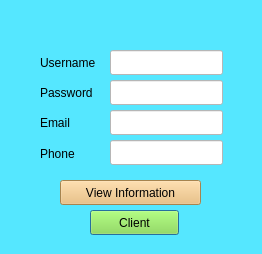
First picture: the form in ChatServer/homepage.ui, repository wmbb123/Chat-Server, before the edit.
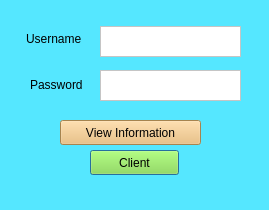
Second picture: the form after the edit.

Patch:
```diff
--- a/ChatServer/homepage.ui
+++ b/ChatServer/homepage.ui
@@ -6,8 +6,8 @@
    <rect>
     <x>0</x>
     <y>0</y>
-    <width>262</width>
-    <height>254</height>
+    <width>269</width>
+    <height>210</height>
    </rect>
   </property>
   <property name="windowTitle">
@@ -20,7 +20,7 @@
    <property name="geometry">
     <rect>
      <x>90</x>
-     <y>210</y>
+     <y>150</y>
      <width>89</width>
      <height>25</height>
     </rect>
@@ -35,8 +35,8 @@
   <widget class="QLabel" name="label">
    <property name="geometry">
     <rect>
-     <x>40</x>
-     <y>54</y>
+     <x>26</x>
+     <y>30</y>
      <width>71</width>
      <height>17</height>
     </rect>
@@ -48,8 +48,8 @@
   <widget class="QLabel" name="label_2">
    <property name="geometry">
     <rect>
-     <x>40</x>
-     <y>84</y>
+     <x>30</x>
+     <y>76</y>
      <width>67</width>
      <height>17</height>
     </rect>
@@ -58,89 +58,11 @@
     <string>Password</string>
    </property>
   </widget>
-  <widget class="QLabel" name="label_3">
-   <property name="geometry">
-    <rect>
-     <x>40</x>
-     <y>114</y>
-     <width>67</width>
-     <height>17</height>
-    </rect>
-   </property>
-   <property name="text">
-    <string>Email</string>
-   </property>
-  </widget>
-  <widget class="QLabel" name="label_4">
-   <property name="geometry">
-    <rect>
-     <x>40</x>
-     <y>145</y>
-     <width>67</width>
-     <height>17</height>
-    </rect>
-   </property>
-   <property name="text">
-    <string>Phone</string>
-   </property>
-  </widget>
-  <widget class="QLineEdit" name="lineEdit">
-   <property name="geometry">
-    <rect>
-     <x>110</x>
-     <y>50</y>
-     <width>113</width>
-     <height>25</height>
-    </rect>
-   </property>
-   <property name="styleSheet">
-    <string notr="true">background-color: rgb(255, 255, 255);</string>
-   </property>
-  </widget>
-  <widget class="QLineEdit" name="lineEdit_2">
-   <property name="geometry">
-    <rect>
-     <x>110</x>
-     <y>80</y>
-     <width>113</width>
-     <height>25</height>
-    </rect>
-   </property>
-   <property name="styleSheet">
-    <string notr="true">background-color: rgb(255, 255, 255);</string>
-   </property>
-  </widget>
-  <widget class="QLineEdit" name="lineEdit_3">
-   <property name="geometry">
-    <rect>
-     <x>110</x>
-     <y>110</y>
-     <width>113</width>
-     <height>25</height>
-    </rect>
-   </property>
-   <property name="styleSheet">
-    <string notr="true">background-color: rgb(255, 255, 255);</string>
-   </property>
-  </widget>
-  <widget class="QLineEdit" name="lineEdit_4">
-   <property name="geometry">
-    <rect>
-     <x>110</x>
-     <y>140</y>
-     <width>113</width>
-     <height>25</height>
-    </rect>
-   </property>
-   <property name="styleSheet">
-    <string notr="true">background-color: rgb(255, 255, 255);</string>
-   </property>
-  </widget>
   <widget class="QPushButton" name="pushButton">
    <property name="geometry">
     <rect>
      <x>60</x>
-     <y>180</y>
+     <y>120</y>
      <width>141</width>
      <height>25</height>
     </rect>
@@ -152,6 +74,32 @@
     <string>View Information</string>
    </property>
   </widget>
+  <widget class="QTextEdit" name="textEdit">
+   <property name="geometry">
+    <rect>
+     <x>100</x>
+     <y>26</y>
+     <width>141</width>
+     <height>31</height>
+    </rect>
+   </property>
+   <property name="styleSheet">
+    <string notr="true">background-color: rgb(255, 255, 255);</string>
+   </property>
+  </widget>
+  <widget class="QTextEdit" name="textEdit_2">
+   <property name="geometry">
+    <rect>
+     <x>100</x>
+     <y>70</y>
+     <width>141</width>
+     <height>31</height>
+    </rect>
+   </property>
+   <property name="styleSheet">
+    <string notr="true">background-color: rgb(255, 255, 255);</string>
+   </property>
+  </widget>
  </widget>
  <resources/>
  <connections/>
```
